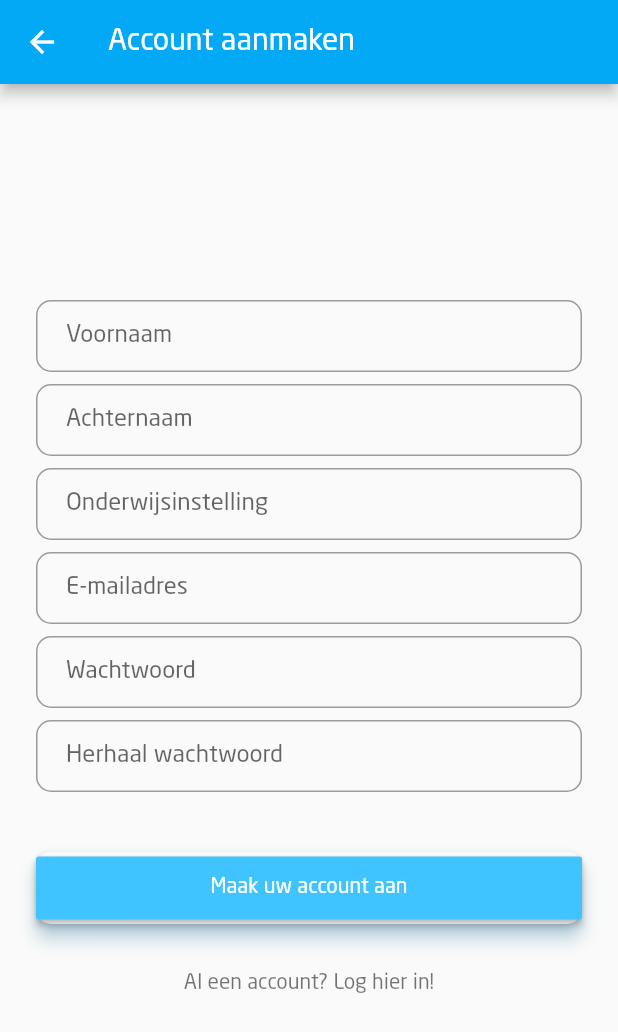
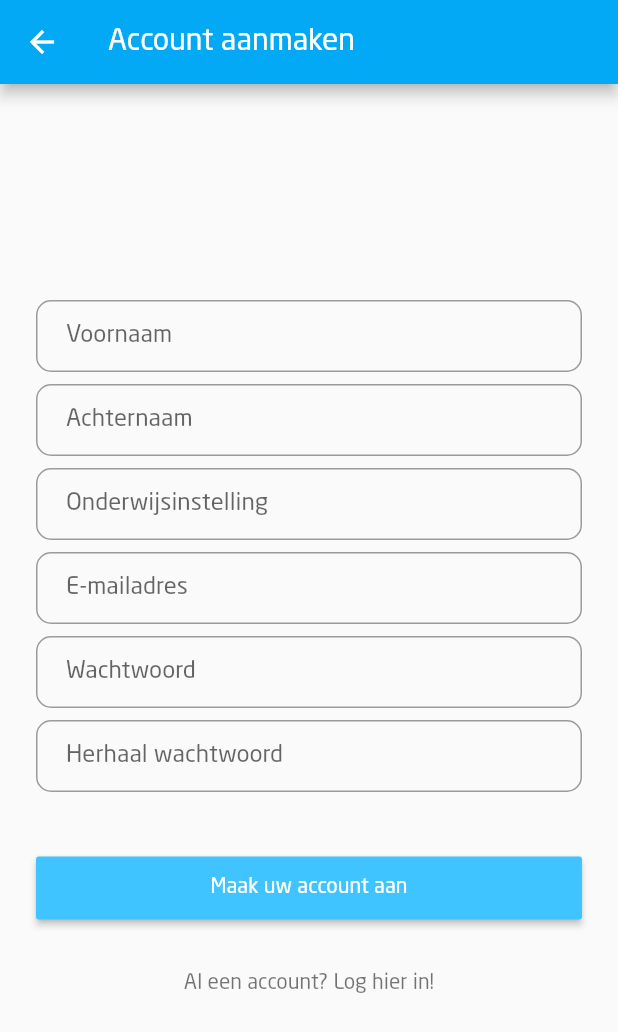
Before and after one commit to oSoc18/gentlestudent, a Flutter app: the screen it shows after launch, after a tap on "Geen account? Klik hier!", on a phone screen of 412 x 824 dp. Shown: the top 1032 px of the screen. Run offline on Flutter 3.47's test engine with Material 2 defaults, Android fonts, the phone set to English and light mode, and no system bars; our stand-ins replace cached_network_image, cloud_firestore, date_format, dynamic_theme, firebase_auth, firebase_storage and 4 more; missing offline and left inert: beacons, flutter_html_view, intro_views_flutter, local_notifications; accounts and stored records are empty; network calls fail.

Commit message:
Made the buttons beautiful again

```diff
--- a/mob-app/lib/pages/edit_profile/edit_profile_page.dart
+++ b/mob-app/lib/pages/edit_profile/edit_profile_page.dart
@@ -103,7 +103,6 @@
       child: Material(
         borderRadius: BorderRadius.circular(10.0),
         shadowColor: Colors.lightBlueAccent.shade100,
-        elevation: 5.0,
         child: MaterialButton(
           minWidth: 200.0,
           height: 42.0,
--- a/mob-app/lib/pages/filter/filter_dialog.dart
+++ b/mob-app/lib/pages/filter/filter_dialog.dart
@@ -209,7 +209,6 @@
               child: Material(
                 borderRadius: BorderRadius.circular(10.0),
                 shadowColor: Colors.lightBlueAccent.shade100,
-                elevation: 5.0,
                 child: MaterialButton(
                   minWidth: 200.0,
                   height: 42.0,
--- a/mob-app/lib/pages/login/login_page.dart
+++ b/mob-app/lib/pages/login/login_page.dart
@@ -139,7 +139,6 @@
       child: Material(
         borderRadius: BorderRadius.circular(10.0),
         shadowColor: Colors.lightBlueAccent.shade100,
-        elevation: 5.0,
         child: MaterialButton(
           minWidth: 200.0,
           height: 42.0,
--- a/mob-app/lib/pages/map/map_page.dart
+++ b/mob-app/lib/pages/map/map_page.dart
@@ -154,7 +154,6 @@
                   child: Material(
                     borderRadius: BorderRadius.circular(10.0),
                     shadowColor: Colors.lightBlueAccent.shade100,
-                    elevation: 5.0,
                     child: MaterialButton(
                       minWidth: 200.0,
                       height: 36.0,
--- a/mob-app/lib/pages/opportunity_details/opportunity_details_page.dart
+++ b/mob-app/lib/pages/opportunity_details/opportunity_details_page.dart
@@ -301,7 +301,6 @@
         child: Material(
           borderRadius: BorderRadius.circular(10.0),
           shadowColor: Colors.lightBlueAccent.shade100,
-          elevation: 5.0,
           child: MaterialButton(
             minWidth: 200.0,
             height: 42.0,
@@ -322,7 +321,6 @@
         child: Material(
           borderRadius: BorderRadius.circular(10.0),
           shadowColor: Colors.lightBlueAccent.shade100,
-          elevation: 5.0,
           child: MaterialButton(
             minWidth: 200.0,
             height: 42.0,
--- a/mob-app/lib/pages/register/register_page.dart
+++ b/mob-app/lib/pages/register/register_page.dart
@@ -263,7 +263,6 @@
       child: Material(
         borderRadius: BorderRadius.circular(10.0),
         shadowColor: Colors.lightBlueAccent.shade100,
-        elevation: 5.0,
         child: MaterialButton(
           minWidth: 200.0,
           height: 42.0,
--- a/mob-app/lib/pages/user/backpack/backpack_page.dart
+++ b/mob-app/lib/pages/user/backpack/backpack_page.dart
@@ -211,7 +211,6 @@
                   child: Material(
                     borderRadius: BorderRadius.circular(10.0),
                     shadowColor: Colors.lightBlueAccent.shade100,
-                    elevation: 5.0,
                     child: MaterialButton(
                       minWidth: 200.0,
                       height: 36.0,
--- a/mob-app/lib/pages/user/settings/settings_page.dart
+++ b/mob-app/lib/pages/user/settings/settings_page.dart
@@ -197,7 +197,7 @@
               children: <Widget>[
                 new Text(
                   'De plugin die gebruikt wordt voor de map heeft (voorlopig) geen gebruiker locatie ondersteuning. U hoeft de permissie tot uw locatie momenteel nog niet te geven.',
-                  textAlign: TextAlign.justify,
+                  textAlign: TextAlign.left,
                 ),
               ],
             ),
```
